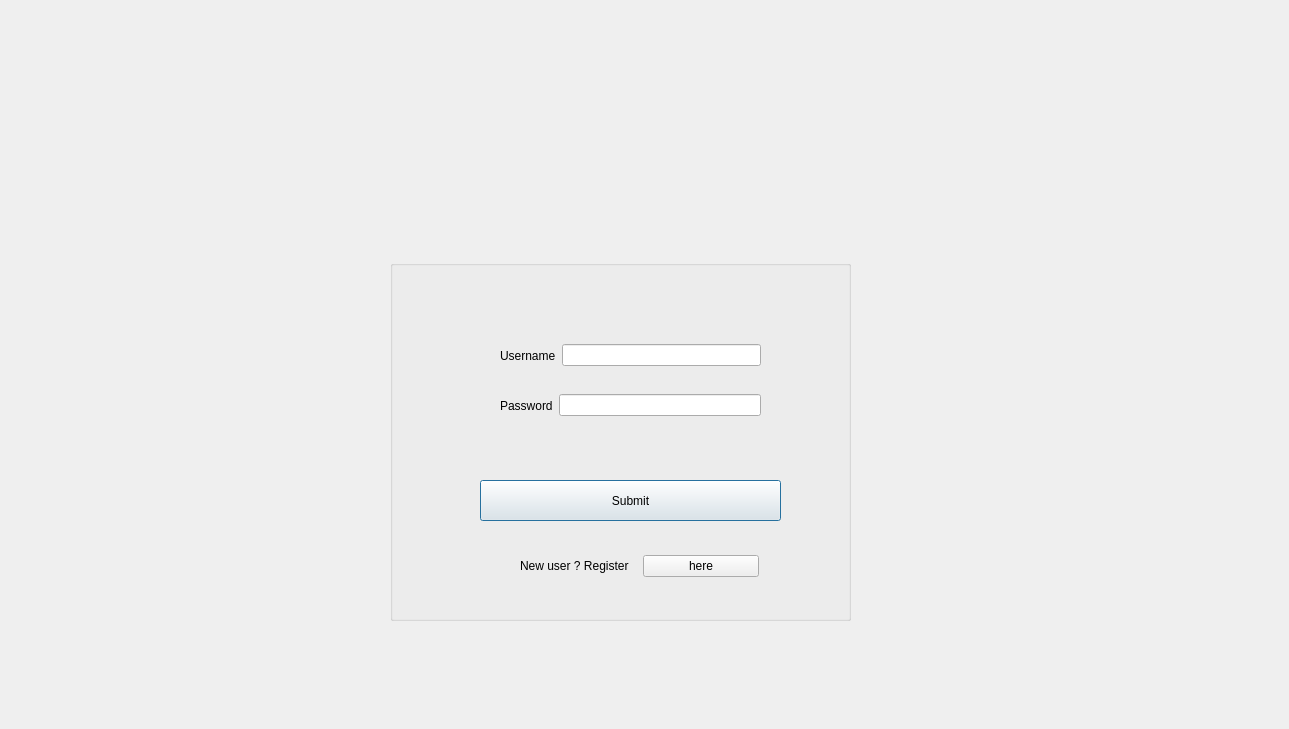
Above: CuringCamPAINS/gui/logingui.ui from CS-205-S22/CuringCamPAINS before the change. Below: the same form after it.
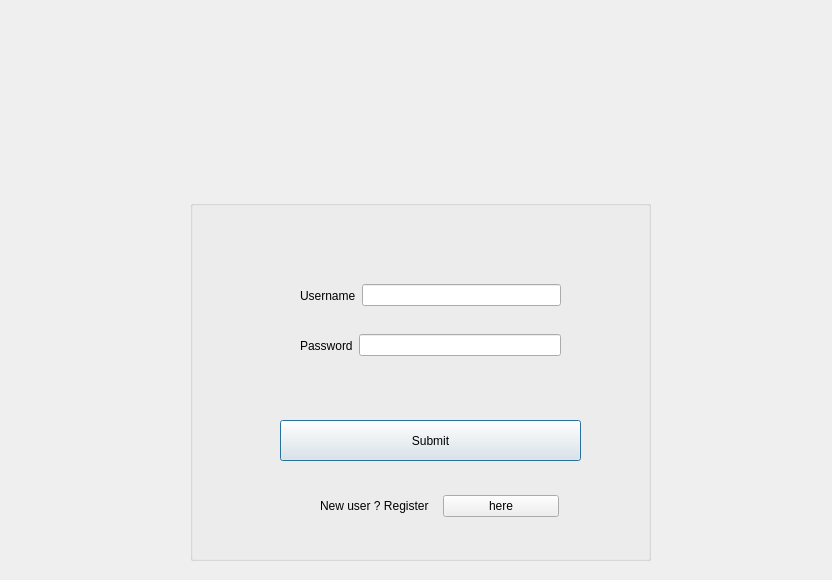
That is the form after the change.

Commit message: Update the size of the login GUI

The edit to the form file:
```diff
--- a/CuringCamPAINS/gui/logingui.ui
+++ b/CuringCamPAINS/gui/logingui.ui
@@ -6,8 +6,8 @@
    <rect>
     <x>0</x>
     <y>0</y>
-    <width>1289</width>
-    <height>729</height>
+    <width>832</width>
+    <height>580</height>
    </rect>
   </property>
   <property name="windowTitle">
@@ -16,8 +16,8 @@
   <widget class="QGroupBox" name="groupBox">
    <property name="geometry">
     <rect>
-     <x>390</x>
-     <y>260</y>
+     <x>190</x>
+     <y>200</y>
      <width>461</width>
      <height>361</height>
     </rect>
@@ -116,10 +116,10 @@
   <widget class="QLabel" name="logo">
    <property name="geometry">
     <rect>
-     <x>390</x>
-     <y>70</y>
-     <width>461</width>
-     <height>171</height>
+     <x>300</x>
+     <y>40</y>
+     <width>241</width>
+     <height>141</height>
     </rect>
    </property>
    <property name="text">
```
The commit also changes 1 other file.
